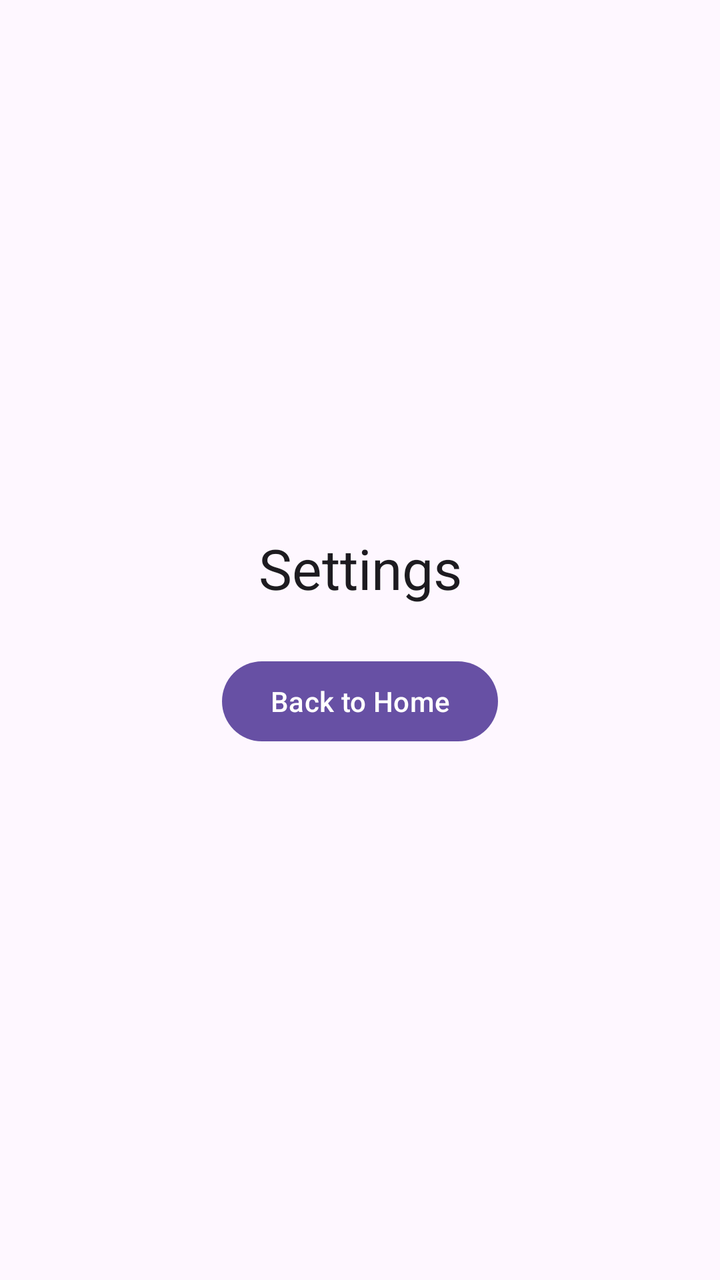
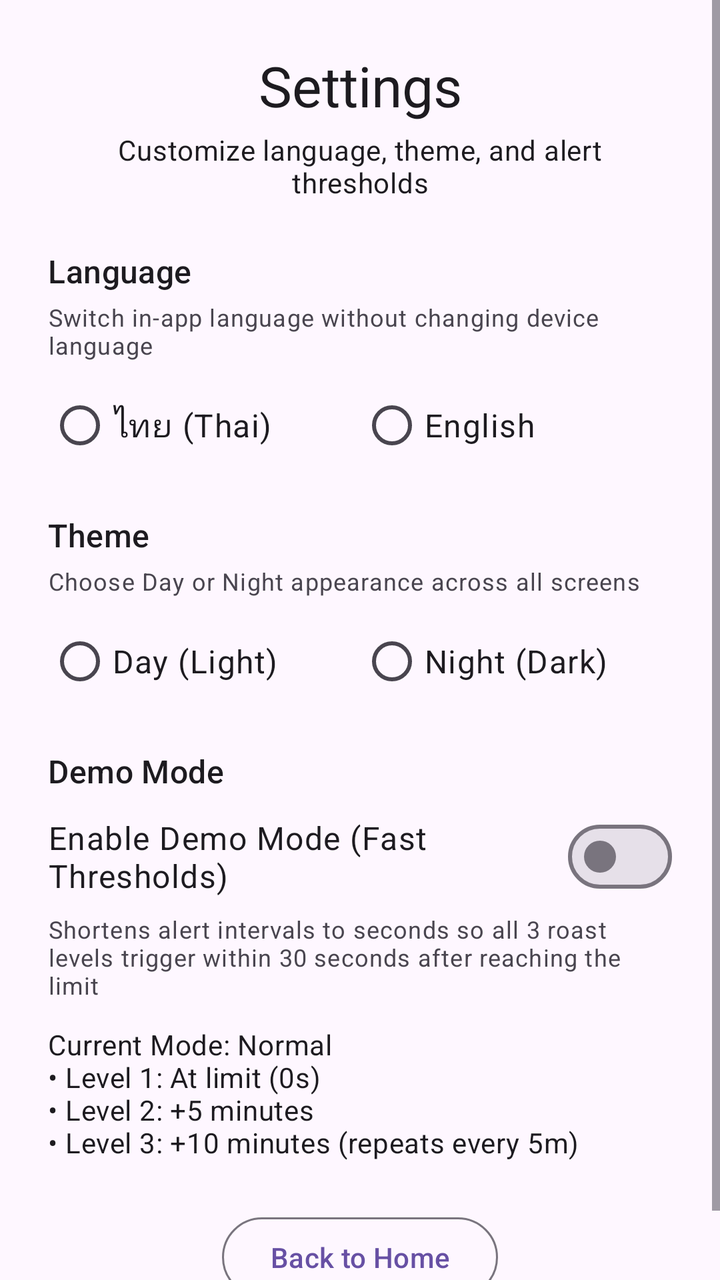

Screens rendered from an Android XML layout before and after an edit, with the pre-edit source and the edit as a unified diff.
<!-- AndroidManifest.xml: application theme Theme.RoastApp -->
<!-- res/layout/settings_activity.xml -->
<?xml version="1.0" encoding="utf-8"?>
<androidx.constraintlayout.widget.ConstraintLayout xmlns:android="http://schemas.android.com/apk/res/android"
    xmlns:app="http://schemas.android.com/apk/res-auto"
    android:layout_width="match_parent"
    android:layout_height="match_parent"
    android:fitsSystemWindows="true"
    android:padding="24dp">

    <TextView
        android:id="@+id/text_settings_title"
        android:layout_width="wrap_content"
        android:layout_height="wrap_content"
        android:text="@string/settings_title"
        android:textAppearance="?attr/textAppearanceHeadlineMedium"
        app:layout_constraintBottom_toTopOf="@id/btn_settings_back"
        app:layout_constraintEnd_toEndOf="parent"
        app:layout_constraintStart_toStartOf="parent"
        app:layout_constraintTop_toTopOf="parent"
        app:layout_constraintVertical_chainStyle="packed" />

    <com.google.android.material.button.MaterialButton
        android:id="@+id/btn_settings_back"
        android:layout_width="wrap_content"
        android:layout_height="wrap_content"
        android:layout_marginTop="24dp"
        android:text="@string/core_back_to_home"
        app:layout_constraintBottom_toBottomOf="parent"
        app:layout_constraintEnd_toEndOf="parent"
        app:layout_constraintStart_toStartOf="parent"
        app:layout_constraintTop_toBottomOf="@id/text_settings_title" />

</androidx.constraintlayout.widget.ConstraintLayout>
<!-- resources referenced by this layout -->
<resources>
  <string name="core_back_to_home">Back to Home</string>
  <string name="settings_title">Settings</string>
  <style name="Theme.RoastApp" parent="Theme.Material3.DayNight.NoActionBar" />
</resources>

<!-- the commit's change to res/layout/settings_activity.xml (unified diff, before → after) -->
@@ -1,32 +1,201 @@
 <?xml version="1.0" encoding="utf-8"?>
-<androidx.constraintlayout.widget.ConstraintLayout xmlns:android="http://schemas.android.com/apk/res/android"
+<ScrollView xmlns:android="http://schemas.android.com/apk/res/android"
     xmlns:app="http://schemas.android.com/apk/res-auto"
     android:layout_width="match_parent"
     android:layout_height="match_parent"
-    android:fitsSystemWindows="true"
-    android:padding="24dp">
-
-    <TextView
-        android:id="@+id/text_settings_title"
-        android:layout_width="wrap_content"
+    android:fillViewport="true"
+    android:fitsSystemWindows="true">
+
+    <androidx.constraintlayout.widget.ConstraintLayout
+        android:layout_width="match_parent"
         android:layout_height="wrap_content"
-        android:text="@string/settings_title"
-        android:textAppearance="?attr/textAppearanceHeadlineMedium"
-        app:layout_constraintBottom_toTopOf="@id/btn_settings_back"
-        app:layout_constraintEnd_toEndOf="parent"
-        app:layout_constraintStart_toStartOf="parent"
-        app:layout_constraintTop_toTopOf="parent"
-        app:layout_constraintVertical_chainStyle="packed" />
-
-    <com.google.android.material.button.MaterialButton
-        android:id="@+id/btn_settings_back"
-        android:layout_width="wrap_content"
-        android:layout_height="wrap_content"
-        android:layout_marginTop="24dp"
-        android:text="@string/core_back_to_home"
-        app:layout_constraintBottom_toBottomOf="parent"
-        app:layout_constraintEnd_toEndOf="parent"
-        app:layout_constraintStart_toStartOf="parent"
-        app:layout_constraintTop_toBottomOf="@id/text_settings_title" />
-
-</androidx.constraintlayout.widget.ConstraintLayout>
+        android:padding="24dp">
+
+        <TextView
+            android:id="@+id/text_settings_title"
+            android:layout_width="0dp"
+            android:layout_height="wrap_content"
+            android:gravity="center"
+            android:text="@string/settings_title"
+            android:textAppearance="?attr/textAppearanceHeadlineMedium"
+            app:layout_constraintEnd_toEndOf="parent"
+            app:layout_constraintStart_toStartOf="parent"
+            app:layout_constraintTop_toTopOf="parent" />
+
+        <TextView
+            android:id="@+id/text_settings_subtitle"
+            android:layout_width="0dp"
+            android:layout_height="wrap_content"
+            android:layout_marginTop="4dp"
+            android:gravity="center"
+            android:text="@string/settings_subtitle"
+            android:textAppearance="?attr/textAppearanceBodyMedium"
+            app:layout_constraintEnd_toEndOf="parent"
+            app:layout_constraintStart_toStartOf="parent"
+            app:layout_constraintTop_toBottomOf="@id/text_settings_title" />
+
+        
+        <LinearLayout
+            android:id="@+id/container_settings_language"
+            android:layout_width="0dp"
+            android:layout_height="wrap_content"
+            android:layout_marginTop="24dp"
+            android:orientation="vertical"
+            app:layout_constraintEnd_toEndOf="parent"
+            app:layout_constraintStart_toStartOf="parent"
+            app:layout_constraintTop_toBottomOf="@id/text_settings_subtitle">
+
+            <TextView
+                android:id="@+id/text_settings_language_header"
+                android:layout_width="match_parent"
+                android:layout_height="wrap_content"
+                android:text="@string/settings_section_language"
+                android:textAppearance="?attr/textAppearanceTitleMedium" />
+
+            <TextView
+                android:id="@+id/text_settings_language_desc"
+                android:layout_width="match_parent"
+                android:layout_height="wrap_content"
+                android:layout_marginTop="4dp"
+                android:text="@string/settings_language_description"
+                android:textAppearance="?attr/textAppearanceBodySmall" />
+
+            <RadioGroup
+                android:id="@+id/radio_group_language"
+                android:layout_width="match_parent"
+                android:layout_height="wrap_content"
+                android:layout_marginTop="8dp"
+                android:orientation="horizontal">
+
+                <com.google.android.material.radiobutton.MaterialRadioButton
+                    android:id="@+id/radio_lang_th"
+                    android:layout_width="0dp"
+                    android:layout_height="wrap_content"
+                    android:layout_weight="1"
+                    android:text="@string/settings_language_thai"
+                    android:textAppearance="?attr/textAppearanceBodyLarge" />
+
+                <com.google.android.material.radiobutton.MaterialRadioButton
+                    android:id="@+id/radio_lang_en"
+                    android:layout_width="0dp"
+                    android:layout_height="wrap_content"
+                    android:layout_weight="1"
+                    android:text="@string/settings_language_english"
+                    android:textAppearance="?attr/textAppearanceBodyLarge" />
+
+            </RadioGroup>
+
+        </LinearLayout>
+
+        
+        <LinearLayout
+            android:id="@+id/container_settings_theme"
+            android:layout_width="0dp"
+            android:layout_height="wrap_content"
+            android:layout_marginTop="20dp"
+            android:orientation="vertical"
+            app:layout_constraintEnd_toEndOf="parent"
+            app:layout_constraintStart_toStartOf="parent"
+            app:layout_constraintTop_toBottomOf="@id/container_settings_language">
+
+            <TextView
+                android:id="@+id/text_settings_theme_header"
+                android:layout_width="match_parent"
+                android:layout_height="wrap_content"
+                android:text="@string/settings_section_theme"
+                android:textAppearance="?attr/textAppearanceTitleMedium" />
+
+            <TextView
+                android:id="@+id/text_settings_theme_desc"
+                android:layout_width="match_parent"
+                android:layout_height="wrap_content"
+                android:layout_marginTop="4dp"
+                android:text="@string/settings_theme_description"
+                android:textAppearance="?attr/textAppearanceBodySmall" />
+
+            <RadioGroup
+                android:id="@+id/radio_group_theme"
+                android:layout_width="match_parent"
+                android:layout_height="wrap_content"
+                android:layout_marginTop="8dp"
+                android:orientation="horizontal">
+
+                <com.google.android.material.radiobutton.MaterialRadioButton
+                    android:id="@+id/radio_theme_day"
+                    android:layout_width="0dp"
+                    android:layout_height="wrap_content"
+                    android:layout_weight="1"
+                    android:text="@string/settings_theme_day"
+                    android:textAppearance="?attr/textAppearanceBodyLarge" />
+
+                <com.google.android.material.radiobutton.MaterialRadioButton
+                    android:id="@+id/radio_theme_night"
+                    android:layout_width="0dp"
+                    android:layout_height="wrap_content"
+                    android:layout_weight="1"
+                    android:text="@string/settings_theme_night"
+                    android:textAppearance="?attr/textAppearanceBodyLarge" />
+
+            </RadioGroup>
+
+        </LinearLayout>
+
+        
+        <LinearLayout
+            android:id="@+id/container_settings_demo"
+            android:layout_width="0dp"
+            android:layout_height="wrap_content"
+            android:layout_marginTop="20dp"
+            android:orientation="vertical"
+            app:layout_constraintEnd_toEndOf="parent"
+            app:layout_constraintStart_toStartOf="parent"
+            app:layout_constraintTop_toBottomOf="@id/container_settings_theme">
+
+            <TextView
+                android:id="@+id/text_settings_demo_header"
+                android:layout_width="match_parent"
+                android:layout_height="wrap_content"
+                android:text="@string/settings_section_demo"
+                android:textAppearance="?attr/textAppearanceTitleMedium" />
+
+            <com.google.android.material.materialswitch.MaterialSwitch
+                android:id="@+id/switch_demo_mode"
+                android:layout_width="match_parent"
+                android:layout_height="wrap_content"
+                android:layout_marginTop="8dp"
+                android:text="@string/settings_demo_switch_label"
+                android:textAppearance="?attr/textAppearanceBodyLarge" />
+
+            <TextView
+                android:id="@+id/text_settings_demo_desc"
+                android:layout_width="match_parent"
+                android:layout_height="wrap_content"
+                android:layout_marginTop="4dp"
+                android:text="@string/settings_demo_description"
+                android:textAppearance="?attr/textAppearanceBodySmall" />
+
+            <TextView
+                android:id="@+id/text_settings_thresholds_summary"
+                android:layout_width="match_parent"
+                android:layout_height="wrap_content"
+                android:layout_marginTop="12dp"
+                android:text="@string/settings_thresholds_summary_normal"
+                android:textAppearance="?attr/textAppearanceBodyMedium" />
+
+        </LinearLayout>
+
+        <com.google.android.material.button.MaterialButton
+            android:id="@+id/btn_settings_back"
+            style="?attr/materialButtonOutlinedStyle"
+            android:layout_width="wrap_content"
+            android:layout_height="wrap_content"
+            android:layout_marginTop="24dp"
+            android:text="@string/core_back_to_home"
+            app:layout_constraintBottom_toBottomOf="parent"
+            app:layout_constraintEnd_toEndOf="parent"
+            app:layout_constraintStart_toStartOf="parent"
+            app:layout_constraintTop_toBottomOf="@id/container_settings_demo"
+            app:layout_constraintVertical_bias="1.0" />
+
+    </androidx.constraintlayout.widget.ConstraintLayout>
+</ScrollView>
<!-- resource entries referenced after the edit -->
@@ -1,6 +1,19 @@
 <!-- resources referenced by this layout -->
 <resources>
   <string name="core_back_to_home">Back to Home</string>
+  <string name="settings_demo_description">Shortens alert intervals to seconds so all 3 roast levels trigger within 30 seconds after reaching the limit</string>
+  <string name="settings_demo_switch_label">Enable Demo Mode (Fast Thresholds)</string>
+  <string name="settings_language_description">Switch in-app language without changing device language</string>
+  <string name="settings_language_english">English</string>
+  <string name="settings_language_thai">ไทย (Thai)</string>
+  <string name="settings_section_demo">Demo Mode</string>
+  <string name="settings_section_language">Language</string>
+  <string name="settings_section_theme">Theme</string>
+  <string name="settings_subtitle">Customize language, theme, and alert thresholds</string>
+  <string name="settings_theme_day">Day (Light)</string>
+  <string name="settings_theme_description">Choose Day or Night appearance across all screens</string>
+  <string name="settings_theme_night">Night (Dark)</string>
+  <string name="settings_thresholds_summary_normal">Current Mode: Normal\n• Level 1: At limit (0s)\n• Level 2: +5 minutes\n• Level 3: +10 minutes (repeats every 5m)</string>
   <string name="settings_title">Settings</string>
   <style name="Theme.RoastApp" parent="Theme.Material3.DayNight.NoActionBar" />
 </resources>
